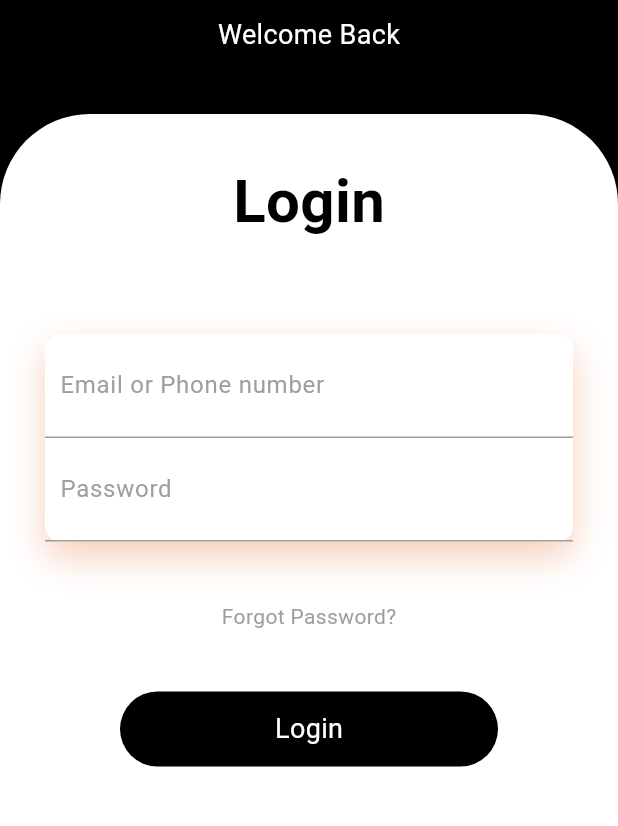
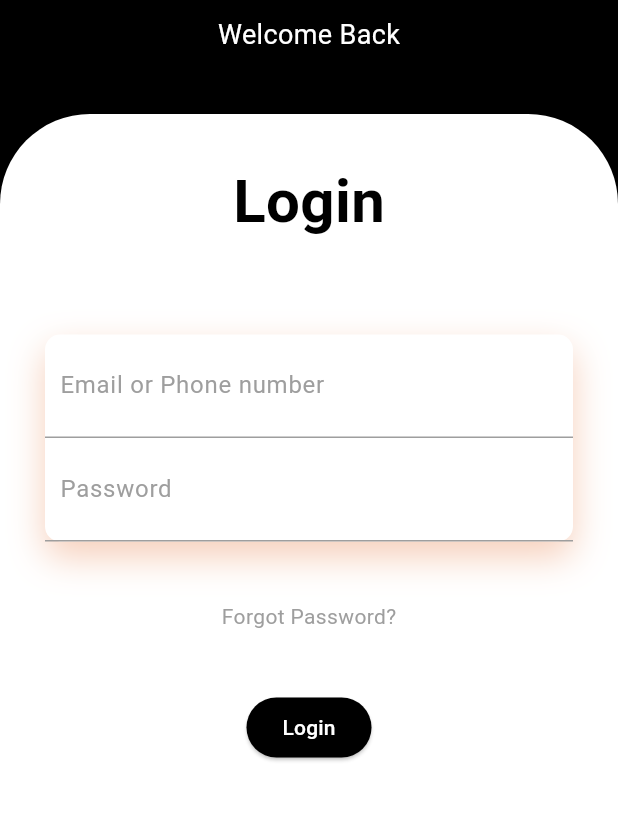
Before and after one commit to Tshepo-s/WorkIntergratedProject, a Flutter app: the screen it shows after launch, on a phone screen of 412 x 824 dp, the part 315-1141 px from its top. Run offline on Flutter 3.47's test engine with Material 3 defaults, Android fonts, the phone set to English and light mode, and no system bars.

Commit message:
added pictures

```diff
--- a/lib/login_screen.dart
+++ b/lib/login_screen.dart
@@ -1,3 +1,4 @@
+import 'package:cutting_edge/home%20screen.dart';
 import 'package:flutter/material.dart';
 
 class LoginScreen extends StatelessWidget {
@@ -92,17 +93,18 @@ class LoginScreen extends StatelessWidget {
       SizedBox(height: 40,),
 Text("Forgot Password?", style: TextStyle(color: Colors.grey),),
 SizedBox(height: 40,),
-Container(
-  height: 50,
-  margin: EdgeInsets.symmetric(horizontal: 50),
-  decoration: BoxDecoration(
-    borderRadius: BorderRadius.circular(50),
-    color: Colors.black,
-  ),
-  child: Center(
-    child: Text("Login", style: TextStyle(color: Colors.white, fontSize: 18),),
-  ),
-)     ],
+
+ElevatedButton(
+
+  onPressed: (){
+    Navigator.push(context,MaterialPageRoute(builder:(context)=> Home_Screen()));
+  }, child: Text("Login",style: TextStyle(color: Colors.white),),
+  style: ButtonStyle(
+                backgroundColor: MaterialStateProperty.all(Colors.black,))
+
+  )
+
+  ],
   ),
 ),
   ),
--- a/lib/main.dart
+++ b/lib/main.dart
@@ -31,7 +31,9 @@ class MyApp extends StatelessWidget {
         //
         // This works for code too, not just values: Most code changes can be
         // tested with just a hot reload.
-        colorScheme: ColorScheme.fromSeed(seedColor: Colors.deepPurple),
+        colorScheme: ColorScheme.fromSeed(seedColor: Colors.white),
+        primaryColor: Colors.white,
+        drawerTheme:DrawerThemeData(backgroundColor: Colors.white)
       ),
       home: SplashScreen(),
     );
```
Also changed, not shown: lib/home screen.dart (+81 -0 lines), images/image.png (added), images/image1.webp (added), images/image2.jpg (added), images/image3.jpg (added), images/image4.jpg (added).
